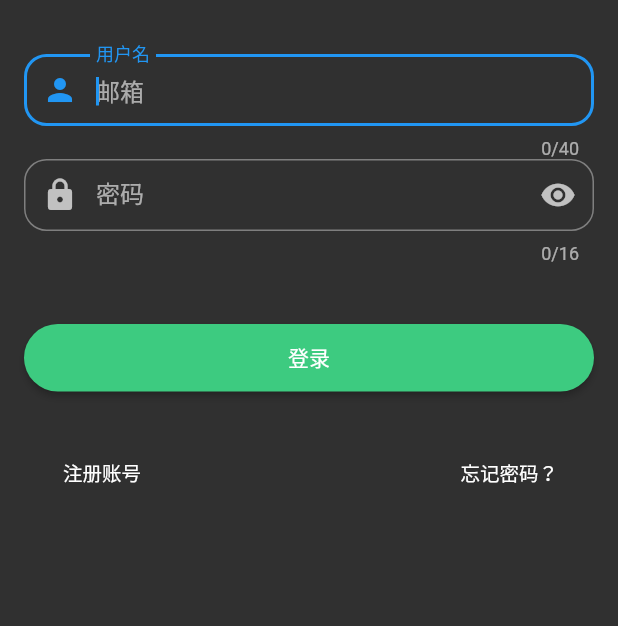
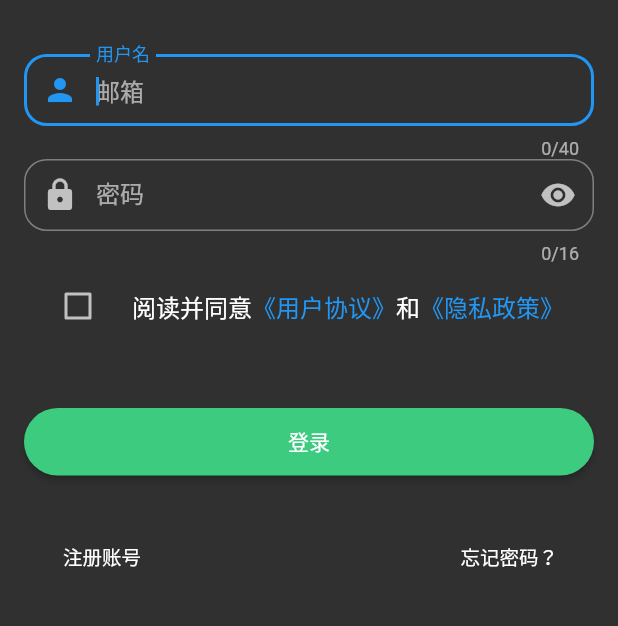
Before and after one commit to di1shuai/sleep_early, a Flutter app: the screen it shows after launch, on a phone screen of 412 x 824 dp, the part 309-935 px from its top. Run offline on Flutter 3.47's test engine with Material 2 defaults, Android fonts, the phone set to English and light mode, and no system bars; drawn by our look-alikes of flutter_easyloading; our stand-ins replace device_info, dio, flutter_markdown, flutter_svg, permission_handler, shared_preferences; missing offline and left inert: cron, flustars, platform_device_id, shutdown_platform; accounts and stored records are empty.

Commit message:
用户协议和隐私政策

```diff
--- a/lib/api/sign_api.dart
+++ b/lib/api/sign_api.dart
@@ -39,11 +39,7 @@ class SignAPI {
   static Future<bool> verified(Sign sign) async {
     var data = await HttpManager.post(APIUrl.VERIFIED, sign.toMap());
     try {
-      if (data == null) {
-        return true;
-      } else {
-        return false;
-      }
+      return data;
     } catch (err) {
       throw Exception('Failed to verified');
     }
--- a/lib/common/routes.dart
+++ b/lib/common/routes.dart
@@ -15,8 +15,8 @@ class Routes{
   static const String SIGNUP_ROUTE = "/signup";
   static const String ACCOUNT_ROUTE = "/account";
   static const String ABOUT_ROUTE = "/about";
-  static const String PrivacyPolicy_ROUTE = "/about/privacy_policy";
-  static const String UserAgreement_ROUTE = "/about/user_agreement";
+  static const String PRIVACY_POLICY_ROUTE = "/about/privacy_policy";
+  static const String USER_AGREEMENT_ROUTE = "/about/user_agreement";
   static const String DEMO_ROUTE  = "/demo";
 
 
@@ -28,8 +28,8 @@ class Routes{
       ACCOUNT_ROUTE : (context) => AccountRoute(),
       DEMO_ROUTE : (context) => DemoRoute(),
       ABOUT_ROUTE : (context) => AboutRoute(),
-      PrivacyPolicy_ROUTE : (context) => PrivacyPolicyRoute(),
-      UserAgreement_ROUTE : (context) => UserAgreementRoute(),
+      PRIVACY_POLICY_ROUTE : (context) => PrivacyPolicyRoute(),
+      USER_AGREEMENT_ROUTE : (context) => UserAgreementRoute(),
 
     };
   }
--- a/lib/views/about_view.dart
+++ b/lib/views/about_view.dart
@@ -23,7 +23,7 @@ class AboutRoute extends StatelessWidget {
                   title: Text("用户协议"),
                   trailing: Icon(Icons.arrow_forward_ios),
                   onTap: () {
-                    Navigator.of(context).pushNamed(Routes.UserAgreement_ROUTE);
+                    Navigator.of(context).pushNamed(Routes.USER_AGREEMENT_ROUTE);
                   },
                 ),
                 Divider(),
@@ -31,7 +31,7 @@ class AboutRoute extends StatelessWidget {
                   title: Text("隐私政策"),
                   trailing: Icon(Icons.arrow_forward_ios),
                   onTap: () {
-                    Navigator.of(context).pushNamed(Routes.PrivacyPolicy_ROUTE);
+                    Navigator.of(context).pushNamed(Routes.PRIVACY_POLICY_ROUTE);
                   },
                 ),
               ],
--- a/lib/views/signin_view.dart
+++ b/lib/views/signin_view.dart
@@ -41,6 +41,8 @@ class _SigninRouteState extends State<SigninRoute> {
     final passwordT = PasswordT(
       controller: _passwordC,
     );
+
+    final agreementT =  AgreementT();
 
     final signinB = Builder(builder: (context) {
       return new RaisedButton(
@@ -114,6 +116,7 @@ class _SigninRouteState extends State<SigninRoute> {
                 children: <Widget>[
                   usernameT,
                   passwordT,
+                  agreementT,
                   new Container(
                     height: 45.0,
                     margin: EdgeInsets.only(top: 40.0),
--- a/lib/widgets/input.dart
+++ b/lib/widgets/input.dart
@@ -1,6 +1,7 @@
 import 'package:flustars/flustars.dart';
 import 'package:flutter/material.dart';
 import 'package:flutter/services.dart';
+import 'package:sleep_early/common/routes.dart';
 
 class UsernameT extends StatelessWidget {
   final TextEditingController controller;
@@ -96,21 +97,23 @@ class _PasswordTState extends State<PasswordT> {
         ]);
   }
 }
+
 class RePasswordT extends StatefulWidget {
   final TextEditingController controller;
   final TextEditingController passwordC;
 
-  RePasswordT({Key key, this.controller,this.passwordC}) : super(key: key);
+  RePasswordT({Key key, this.controller, this.passwordC}) : super(key: key);
 
   @override
-  _RePasswordTState createState() => _RePasswordTState(controller: controller,passwordC: passwordC);
+  _RePasswordTState createState() =>
+      _RePasswordTState(controller: controller, passwordC: passwordC);
 }
 
 class _RePasswordTState extends State<RePasswordT> {
   TextEditingController controller;
   TextEditingController passwordC;
 
-  _RePasswordTState({Key key, this.controller,this.passwordC});
+  _RePasswordTState({Key key, this.controller, this.passwordC});
 
   bool isShowPassWord = false;
 
@@ -138,7 +141,7 @@ class _RePasswordTState extends State<RePasswordT> {
                 ))),
         obscureText: !isShowPassWord,
         validator: (value) {
-          if(value.trim() != passwordC.text){
+          if (value.trim() != passwordC.text) {
             return "两次密码输入不一致";
           }
           return null;
@@ -232,3 +235,65 @@ class NicknameT extends StatelessWidget {
         ]);
   }
 }
+
+class AgreementT extends StatelessWidget {
+  @override
+  Widget build(BuildContext context) {
+    return CheckboxFormField(
+      context: context,
+      title: Row(
+        children: <Widget>[
+          Text("阅读并同意"),
+          InkWell(
+            onTap: () =>
+                Navigator.of(context).pushNamed(Routes.USER_AGREEMENT_ROUTE),
+            child: Text("《用户协议》", style: TextStyle(color: Colors.blue)),
+
+            // Text("《用户协议》"),
+          ),
+          Text("和"),
+          InkWell(
+              onTap: () =>
+                  Navigator.of(context).pushNamed(Routes.PRIVACY_POLICY_ROUTE),
+              child: Text("《隐私政策》", style: TextStyle(color: Colors.blue))),
+        ],
+      ),
+      validator: (value) {
+        if (!value) {
+          return "请阅读并同意《用户协议》和《隐私政策》";
+        }
+        return null;
+      },
+    );
+  }
+}
+
+class CheckboxFormField extends FormField<bool> {
+  CheckboxFormField(
+      {Widget title,
+      @required BuildContext context,
+      FormFieldSetter<bool> onSaved,
+      FormFieldValidator<bool> validator,
+      bool initialValue = false,
+      bool autovalidate = false})
+      : super(
+            onSaved: onSaved,
+            validator: validator,
+            initialValue: initialValue,
+            autovalidate: autovalidate,
+            builder: (FormFieldState<bool> state) {
+              return CheckboxListTile(
+                dense: state.hasError,
+                title: title,
+                value: state.value,
+                onChanged: state.didChange,
+                subtitle: state.hasError
+                    ? Text(
+                        state.errorText,
+                        style: TextStyle(color: Theme.of(context).errorColor),
+                      )
+                    : null,
+                controlAffinity: ListTileControlAffinity.leading,
+              );
+            });
+}
```
Also changed, not shown: lib/views/signup_view.dart (+11 -7 lines).
